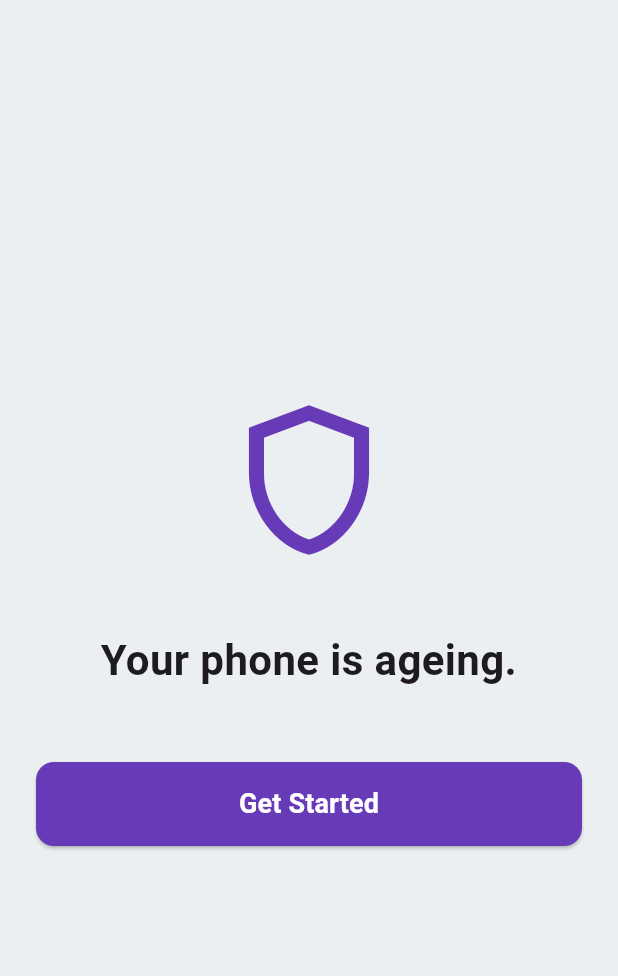
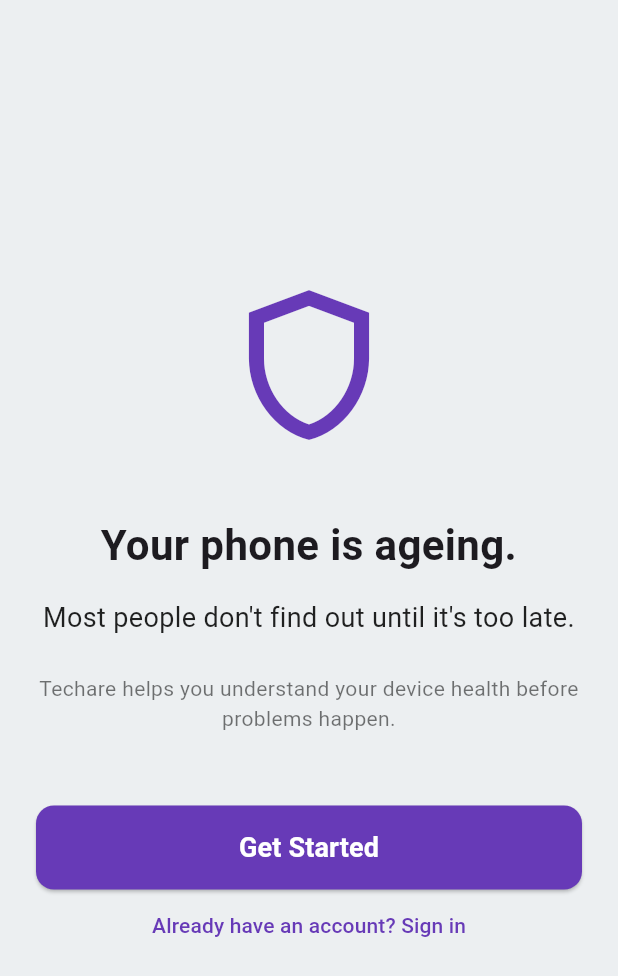
Before and after one commit to itsduce2/COMP3003-Techare, a Flutter app: the OnboardingScreen screen opened directly, on a phone screen of 412 x 824 dp. Shown: the top 976 px of the screen. Run offline on Flutter 3.47's test engine with Material 3 defaults, Android fonts, the phone set to English and light mode, and no system bars; our stand-ins replace device_info_plus, flutter_local_notifications, shared_preferences; missing offline and left inert: battery_info_v2, storage_space, workmanager; accounts and stored records are empty.

Commit message:
feat/updated-layout

```diff
--- a/lib/screens/onboarding.dart
+++ b/lib/screens/onboarding.dart
@@ -1,4 +1,5 @@
 import 'package:flutter/material.dart';
+import 'package:shared_preferences/shared_preferences.dart';
 
 class OnboardingScreen extends StatefulWidget {
   const OnboardingScreen({super.key});
@@ -11,6 +12,15 @@ class _OnboardingScreenState extends State<OnboardingScreen> {
   final PageController _pageController = PageController();
   int _currentPage = 0;
 
+  // onboarding variables
+  int _selYears = 0;
+  int _selMonths = 0;
+  final TextEditingController _phoneCycles = TextEditingController();
+  final TextEditingController _name = TextEditingController();
+  final TextEditingController _email = TextEditingController();
+  final TextEditingController _password = TextEditingController();
+
+  // Feature slides
   final List<Map<String, dynamic>> _features = [
     {
       'icon': Icons.health_and_safety_outlined,
@@ -29,17 +39,22 @@ class _OnboardingScreenState extends State<OnboardingScreen> {
     },
   ];
 
+  //next page with animation
   void _nextPage() {
-    _pageController.nextPage(duration: const Duration(milliseconds: 300), curve: Curves.easeInOut);
+    _pageController.nextPage(
+      duration: const Duration(milliseconds: 300),
+      curve: Curves.easeInOut,
+    );
   }
 
   @override
   Widget build(BuildContext context) {
     return Scaffold(
+      // background colour
       backgroundColor: Colors.blueGrey[50],
       body: PageView(
         controller: _pageController,
-        physics: const NeverScrollableScrollPhysics(),
+        physics: const NeverScrollableScrollPhysics(), //user can only navigate with buttons
         onPageChanged: (int page) => setState(() => _currentPage = page),
         children: [
           _buildWelcomeScreen(),
@@ -49,36 +64,69 @@ class _OnboardingScreenState extends State<OnboardingScreen> {
     );
   }
 
+  // Welcome screen
   Widget _buildWelcomeScreen() {
     return Padding(
-      padding: const EdgeInsets.all(24.0),
+      padding: const EdgeInsets.all(24.0), // Padding
       child: Column(
         mainAxisAlignment: MainAxisAlignment.center,
         children: [
           const Icon(Icons.shield_outlined, size: 120, color: Colors.deepPurple),
           const SizedBox(height: 40),
-          const Text("Your phone is ageing.", style: TextStyle(fontSize: 28, fontWeight: FontWeight.bold), textAlign: TextAlign.center),
+          const Text(
+            "Your phone is ageing.",
+            style: TextStyle(fontSize: 28, fontWeight: FontWeight.bold),
+            textAlign: TextAlign.center,
+          ),
+          const SizedBox(height: 16),
+          const Text(
+            "Most people don't find out until it's too late.",
+            style: TextStyle(fontSize: 18, color: Colors.black87),
+            textAlign: TextAlign.center,
+          ),
+          const SizedBox(height: 24),
+          const Text(
+            "Techare helps you understand your device health before problems happen.",
+            style: TextStyle(fontSize: 14, color: Colors.black54),
+            textAlign: TextAlign.center,
+          ),
           const SizedBox(height: 48),
           _buildWideButton("Get Started", _nextPage),
+          TextButton(
+            onPressed: () {}, // Handle Sign In
+            child: const Text("Already have an account? Sign in", style: TextStyle(color: Colors.deepPurple)),
+          )
         ],
       ),
     );
   }
 
+  // Feature slide
   Widget _buildFeatureSlide(Map<String, dynamic> feature) {
     return Center(
       child: Container(
         margin: const EdgeInsets.all(24),
         padding: const EdgeInsets.all(32),
-        decoration: BoxDecoration(color: Colors.white, borderRadius: BorderRadius.circular(32)),
+        decoration: BoxDecoration(
+          color: Colors.white,
+          borderRadius: BorderRadius.circular(32),
+        ),
         child: Column(
           mainAxisSize: MainAxisSize.min,
           children: [
             Icon(feature['icon'], size: 80, color: Colors.deepPurple),
             const SizedBox(height: 32),
-            Text(feature['title'], style: const TextStyle(fontSize: 24, fontWeight: FontWeight.bold), textAlign: TextAlign.center),
+            Text(
+              feature['title'],
+              style: const TextStyle(fontSize: 24, fontWeight: FontWeight.bold),
+              textAlign: TextAlign.center,
+            ),
             const SizedBox(height: 16),
-            Text(feature['subtitle'], style: const TextStyle(fontSize: 16, color: Colors.black54), textAlign: TextAlign.center),
+            Text(
+              feature['subtitle'],
+              style: const TextStyle(fontSize: 16, color: Colors.black54),
+              textAlign: TextAlign.center,
+            ),
             const SizedBox(height: 32),
             _buildPageIndicator(),
             const SizedBox(height: 32),
@@ -89,6 +137,45 @@ class _OnboardingScreenState extends State<OnboardingScreen> {
     );
   }
 
+  // Reusable components
+
+  // Shared form wrapper for data collection screens
+  Widget _buildFormWrapper({required String title, required String subtitle, required Widget child, required VoidCallback onContinue, String buttonText = "Continue"}) {
+    return Padding(
+      padding: const EdgeInsets.all(24.0), // Padding
+      child: Column(
+        mainAxisAlignment: MainAxisAlignment.center,
+        crossAxisAlignment: CrossAxisAlignment.start,
+        children: [
+          Text(title, style: const TextStyle(fontSize: 28, fontWeight: FontWeight.bold)),
+          const SizedBox(height: 8),
+          Text(subtitle, style: const TextStyle(fontSize: 16, color: Colors.black54)),
+          const SizedBox(height: 40),
+          child,
+          const SizedBox(height: 40),
+          _buildWideButton(buttonText, onContinue),
+        ],
+      ),
+    );
+  }
+
+  // Full-width button
+  Widget _buildWideButton(String text, VoidCallback onPressed) {
+    return SizedBox(
+      width: double.infinity,
+      height: 56,
+      child: ElevatedButton(
+        style: ElevatedButton.styleFrom(
+          backgroundColor: Colors.deepPurple,
+          shape: RoundedRectangleBorder(borderRadius: BorderRadius.circular(12)),
+        ),
+        onPressed: onPressed,
+        child: Text(text, style: const TextStyle(color: Colors.white, fontSize: 18, fontWeight: FontWeight.bold)),
+      ),
+    );
+  }
+
+  // Page indicator dots
   Widget _buildPageIndicator() {
     return Row(
       mainAxisAlignment: MainAxisAlignment.center,
@@ -99,21 +186,12 @@ class _OnboardingScreenState extends State<OnboardingScreen> {
           margin: const EdgeInsets.symmetric(horizontal: 4),
           height: 8,
           width: isActive ? 24 : 8,
-          decoration: BoxDecoration(color: isActive ? Colors.deepPurple : Colors.grey[300], borderRadius: BorderRadius.circular(4)),
+          decoration: BoxDecoration(
+            color: isActive ? Colors.deepPurple : Colors.grey[300],
+            borderRadius: BorderRadius.circular(4),
+          ),
         );
       }),
     );
   }
-
-  Widget _buildWideButton(String text, VoidCallback onPressed) {
-    return SizedBox(
-      width: double.infinity,
-      height: 56,
-      child: ElevatedButton(
-        style: ElevatedButton.styleFrom(backgroundColor: Colors.deepPurple, shape: RoundedRectangleBorder(borderRadius: BorderRadius.circular(12))),
-        onPressed: onPressed,
-        child: Text(text, style: const TextStyle(color: Colors.white, fontSize: 18, fontWeight: FontWeight.bold)),
-      ),
-    );
-  }
 }
```
